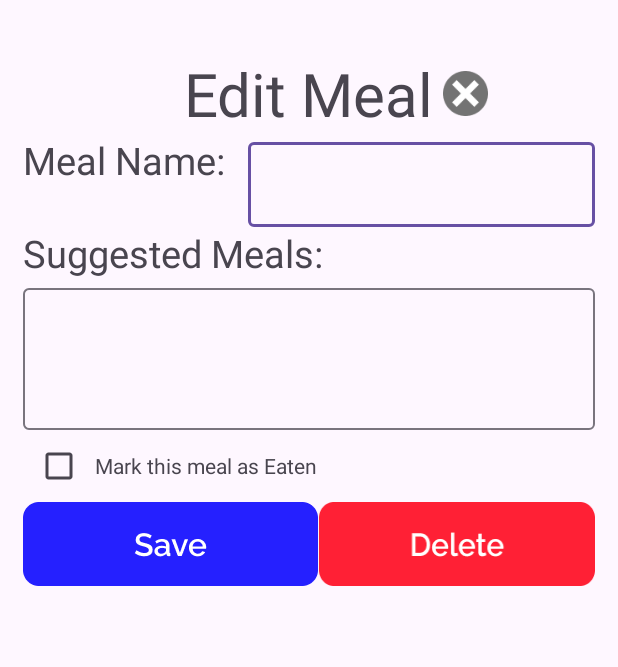
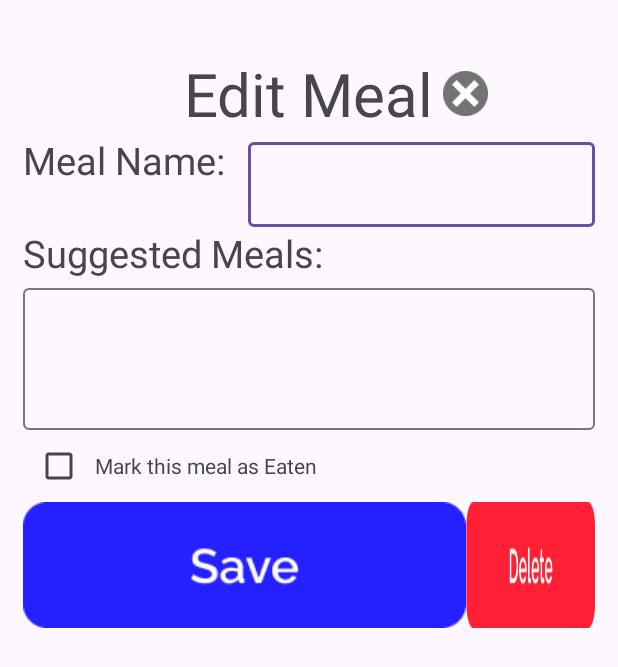
Before and after one commit to azullstrom/eldercare-app, an Android app: the layout activity_meal_calendar_edit.xml on its own in the app's theme, with its tools: preview values and no code run, on a phone screen of 412 x 824 dp. Shown: the top 667 px of the screen. Run offline under Robolectric (Android 15) with nearby library versions, the phone set to English and light mode, and no system bars.

Commit message:
Moved png files to drawable folder

```diff
--- a/app/src/main/res/layout/activity_meal_calendar.xml
+++ b/app/src/main/res/layout/activity_meal_calendar.xml
@@ -18,7 +18,7 @@
             android:id="@+id/backButton"
             android:layout_width="35dp"
             android:layout_height="25dp"
-            android:background="@mipmap/arrow_back" />
+            android:background="@drawable/arrow_back" />
 
         <TextView
             android:layout_width="wrap_content"
@@ -47,7 +47,7 @@
             android:layout_width="wrap_content"
             android:layout_height="wrap_content"
             android:layout_gravity="end|bottom"
-            android:src="@mipmap/add"
+            android:src="@drawable/add"
             android:layout_margin="16dp" />
     <ScrollView
         android:layout_width="match_parent"
--- a/app/src/main/res/layout/activity_meal_calendar_edit.xml
+++ b/app/src/main/res/layout/activity_meal_calendar_edit.xml
@@ -28,7 +28,7 @@
                 android:id="@+id/exitEditMeal"
                 android:layout_marginLeft="280dp"
                 android:layout_marginTop="32dp"
-                android:background="@mipmap/exit"/>
+                android:background="@drawable/exit"/>
 
         </RelativeLayout>
         <LinearLayout
@@ -92,11 +92,11 @@
                 <ImageView
                     android:layout_width="wrap_content"
                     android:layout_height="wrap_content"
-                    android:background="@mipmap/save" />
+                    android:background="@drawable/save" />
                 <ImageView
                     android:layout_width="wrap_content"
                     android:layout_height="wrap_content"
-                    android:background="@mipmap/delete"/>
+                    android:background="@drawable/delete"/>
             </LinearLayout>
 
         </LinearLayout>
```
Also changed, not shown: app/src/main/res/drawable/add.png (renamed from app/src/main/res/mipmap-hdpi/add.png), app/src/main/res/drawable/arrow_back.png (renamed from app/src/main/res/mipmap-hdpi/arrow_back.png), app/src/main/res/drawable/delete.png (renamed from app/src/main/res/mipmap-hdpi/delete.png), app/src/main/res/drawable/exit.png (renamed from app/src/main/res/mipmap-hdpi/exit.png), app/src/main/res/drawable/save.png (renamed from app/src/main/res/mipmap-hdpi/save.png).
